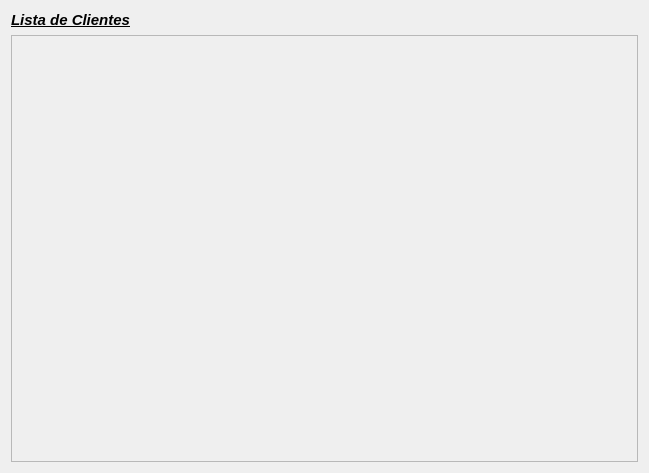
HarukiReiss/Sistema-Cyber_Book, file view/cliente_lista.ui: the form before one commit.
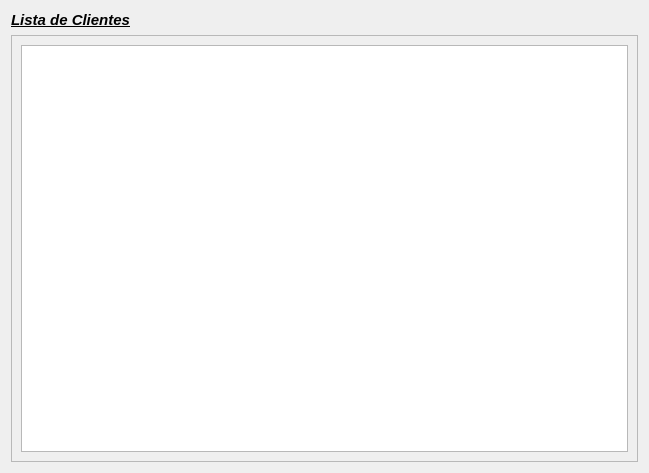
The form after the commit.

Patch:
```diff
--- a/view/cliente_lista.ui
+++ b/view/cliente_lista.ui
@@ -37,7 +37,7 @@
       </property>
       <layout class="QVBoxLayout" name="verticalLayout_2">
        <item>
-        <layout class="QVBoxLayout" name="verticalLayout"/>
+        <widget class="QTableWidget" name="tabela_cliente"/>
        </item>
       </layout>
      </widget>
```
